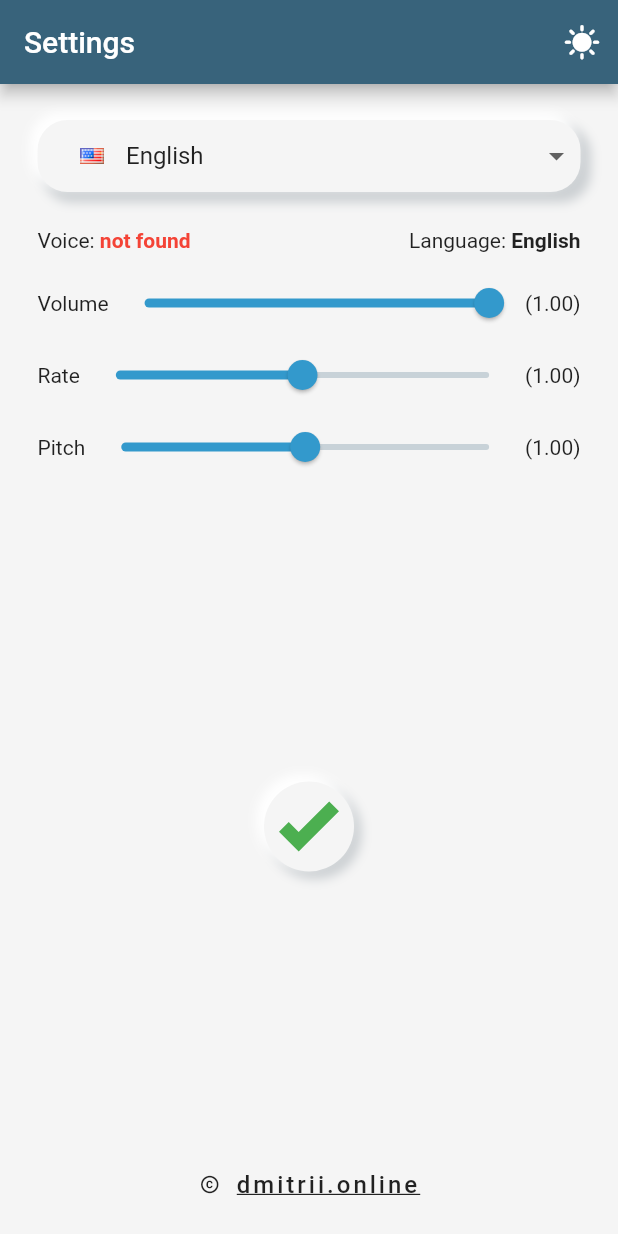
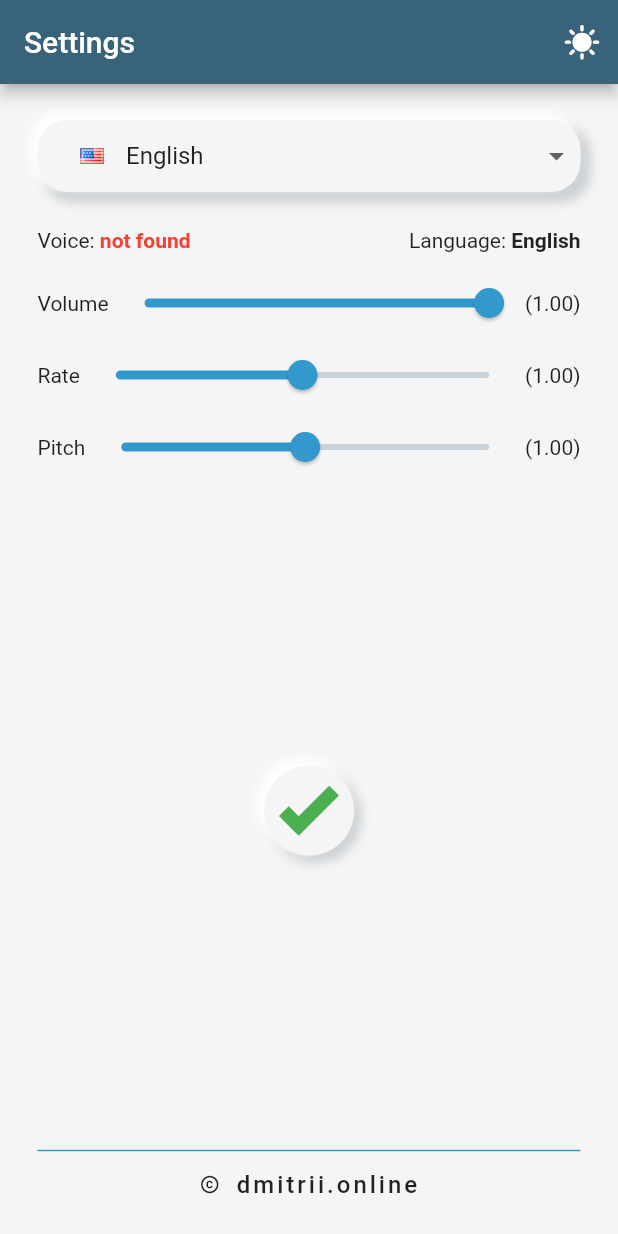
Before and after one commit to d1ment0r/learn_numbers, a Flutter app: the screen it shows after launch, on a phone screen of 412 x 824 dp. Run offline on Flutter 3.47's test engine with Material 2 defaults, Android fonts, the phone set to English and light mode, and no system bars; our stand-ins replace animated_theme_switcher, equatable, flutter_bloc, flutter_inset_box_shadow, flutter_native_splash, flutter_svg and 3 more; missing offline and left inert: number_to_words, text_to_speech, translator; accounts and stored records are empty.

Commit message:
finish work with state

```diff
--- a/lib/screens/settings_screen.dart
+++ b/lib/screens/settings_screen.dart
@@ -291,8 +291,9 @@ class _CSettingsScreenState extends State<SettingsScreen> {
                       ],
                     )),
               ),
+              const Divider(thickness: 1.0),
               Padding(
-                padding: const EdgeInsets.only(bottom: 25.0),
+                padding: const EdgeInsets.only(top: 5.0, bottom: 25.0),
                 child: GestureDetector(
                   onTap: () {
                     _launchUrl();
@@ -313,7 +314,6 @@ class _CSettingsScreenState extends State<SettingsScreen> {
                           fontSize: 16.0,
                           fontWeight: FontWeight.w500,
                           letterSpacing: 2.0,
-                          decoration: TextDecoration.underline,
                         ),
                       )
                     ],
```
